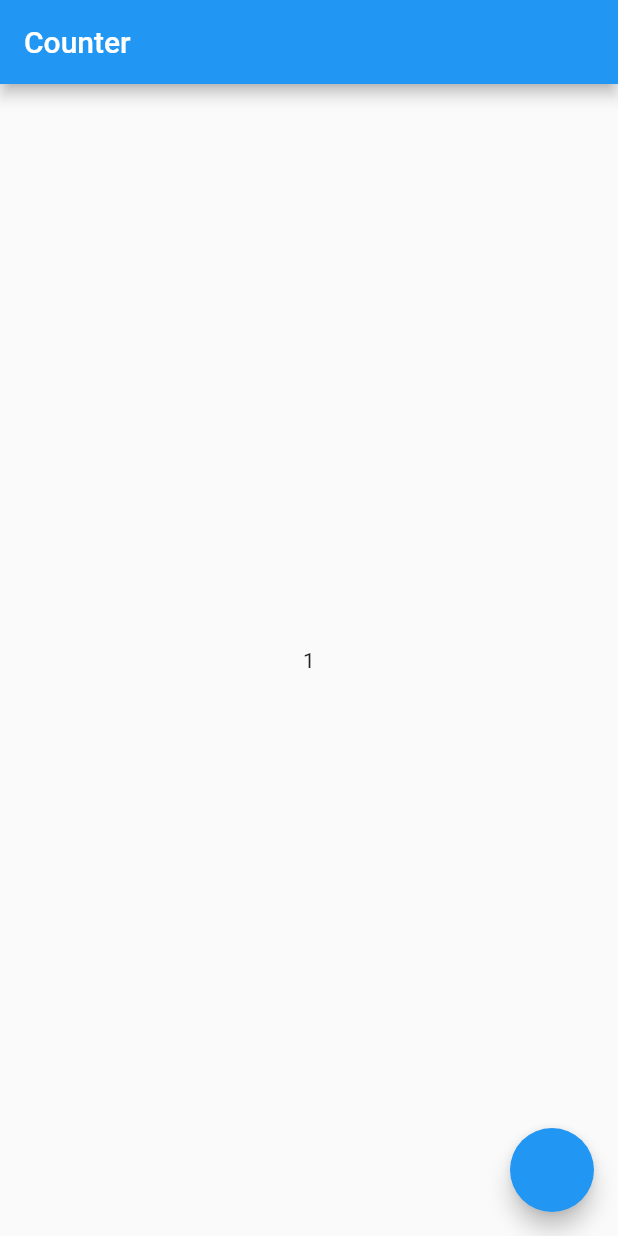
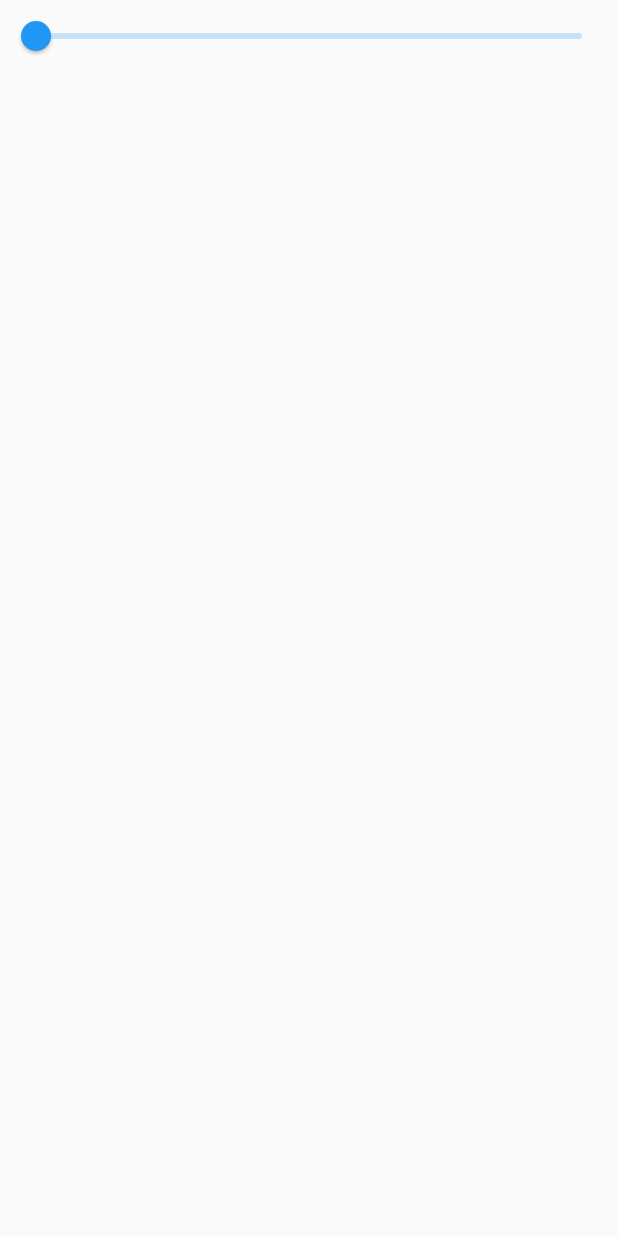
Before and after one commit to aakashshivgan/provider_mvvm_clean, a Flutter app: the first screen one second after launch, on a phone screen of 412 x 824 dp. Run offline on Flutter 3.47's test engine with Material 2 defaults, Android fonts, the phone set to English and light mode, and no system bars.

Commit message:
Slider example with mutli providers

```diff
--- a/lib/main.dart
+++ b/lib/main.dart
@@ -1,7 +1,9 @@
 import 'package:flutter/material.dart';
 import 'package:provider_mvvm_clean/provider/counter_provider.dart';
+import 'package:provider_mvvm_clean/provider/slider_provider.dart';
 import 'package:provider_mvvm_clean/screen/counter_example.dart';
 import 'package:provider/provider.dart';
+import 'package:provider_mvvm_clean/screen/slider_example.dart';
 
 void main() {
   runApp(const MyApp());
@@ -13,14 +15,17 @@ class MyApp extends StatelessWidget {
   // This widget is the root of your application.
   @override
   Widget build(BuildContext context) {
-    return ChangeNotifierProvider(
-      create: (_) => CounterProvider(),
+    return MultiProvider(
+      providers: [
+        ChangeNotifierProvider(create: (_) => CounterProvider()),
+        ChangeNotifierProvider(create: (_) => SliderProvider())
+      ],
       child: MaterialApp(
         title: 'Flutter Demo',
         theme: ThemeData(
           primarySwatch: Colors.blue,
         ),
-        home: const CounterPage(),
+        home: const SliderExample(),
       ),
     );
   }
--- /dev/null
+++ b/lib/provider/slider_provider.dart
@@ -0,0 +1,11 @@
+import 'package:flutter/material.dart';
+
+class SliderProvider with ChangeNotifier {
+  double _value = 0;
+  double get value => _value;
+
+  void setValue(double val) {
+    _value = val;
+    notifyListeners();
+  }
+}
--- /dev/null
+++ b/lib/screen/slider_example.dart
@@ -0,0 +1,55 @@
+import 'package:flutter/material.dart';
+import 'package:provider/provider.dart';
+import 'package:provider_mvvm_clean/provider/slider_provider.dart';
+
+class SliderExample extends StatefulWidget {
+  const SliderExample({super.key});
+
+  @override
+  State<SliderExample> createState() => _SliderExampleState();
+}
+
+class _SliderExampleState extends State<SliderExample> {
+  @override
+  Widget build(BuildContext context) {
+    print('build');
+    final sliderProvider = Provider.of<SliderProvider>(context, listen: false);
+    return Scaffold(
+      body: Column(
+        children: [
+          Consumer<SliderProvider>(
+            builder: (context, value, child) {
+              return Slider(
+                  min: 0,
+                  max: 1,
+                  value: value.value,
+                  onChanged: (val) {
+                    sliderProvider.setValue(val);
+                  });
+            },
+          ),
+          Consumer<SliderProvider>(
+            builder: (context, value, child) {
+              return Row(
+                children: [
+                  Expanded(
+                      child: Container(
+                    height: 100,
+                    decoration: BoxDecoration(
+                        color: Colors.red.withOpacity(value.value)),
+                  )),
+                  Expanded(
+                      child: Container(
+                    height: 100,
+                    decoration: BoxDecoration(
+                        color: Colors.green.withOpacity(value.value)),
+                  ))
+                ],
+              );
+            },
+          )
+        ],
+      ),
+    );
+  }
+}
```
